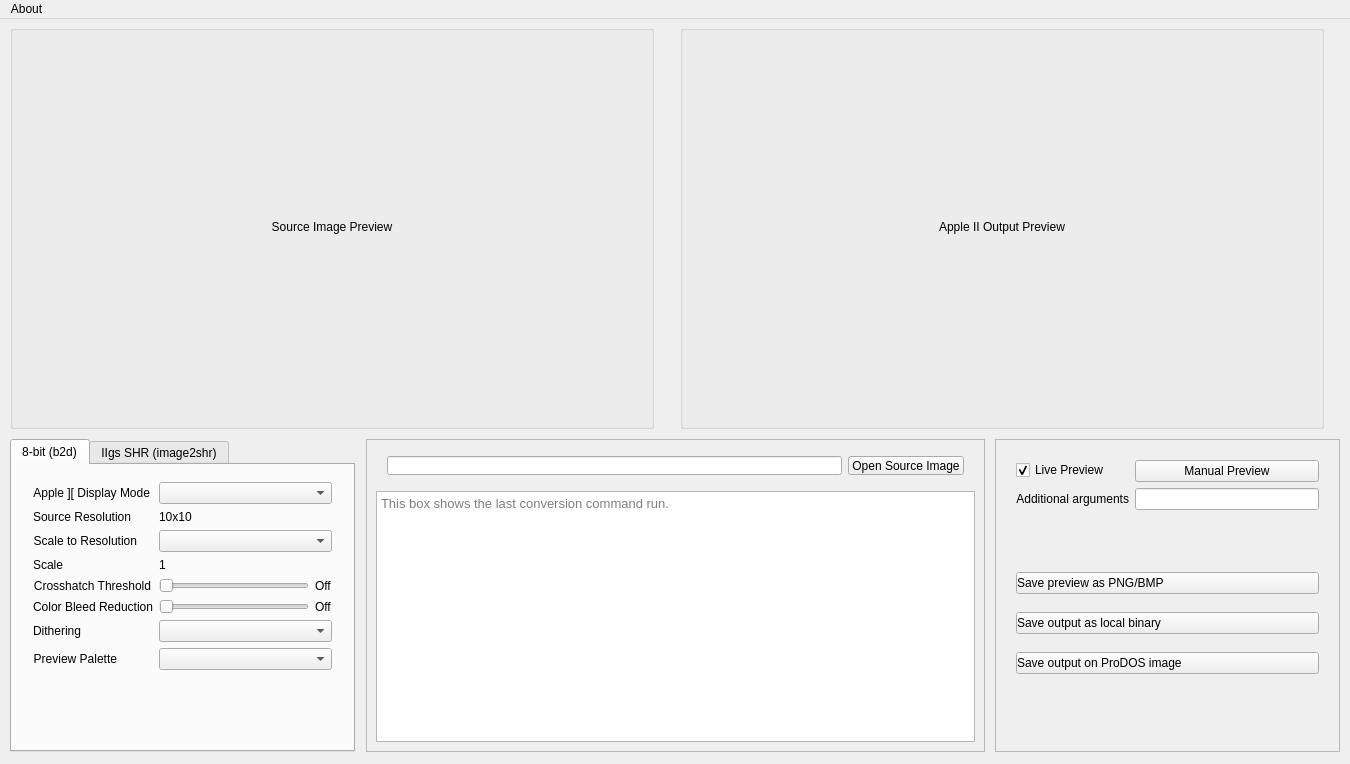
Before: the Qt Designer form buckshot/mainwindow.ui in digarok/buckshot, drawn with Qt 5.
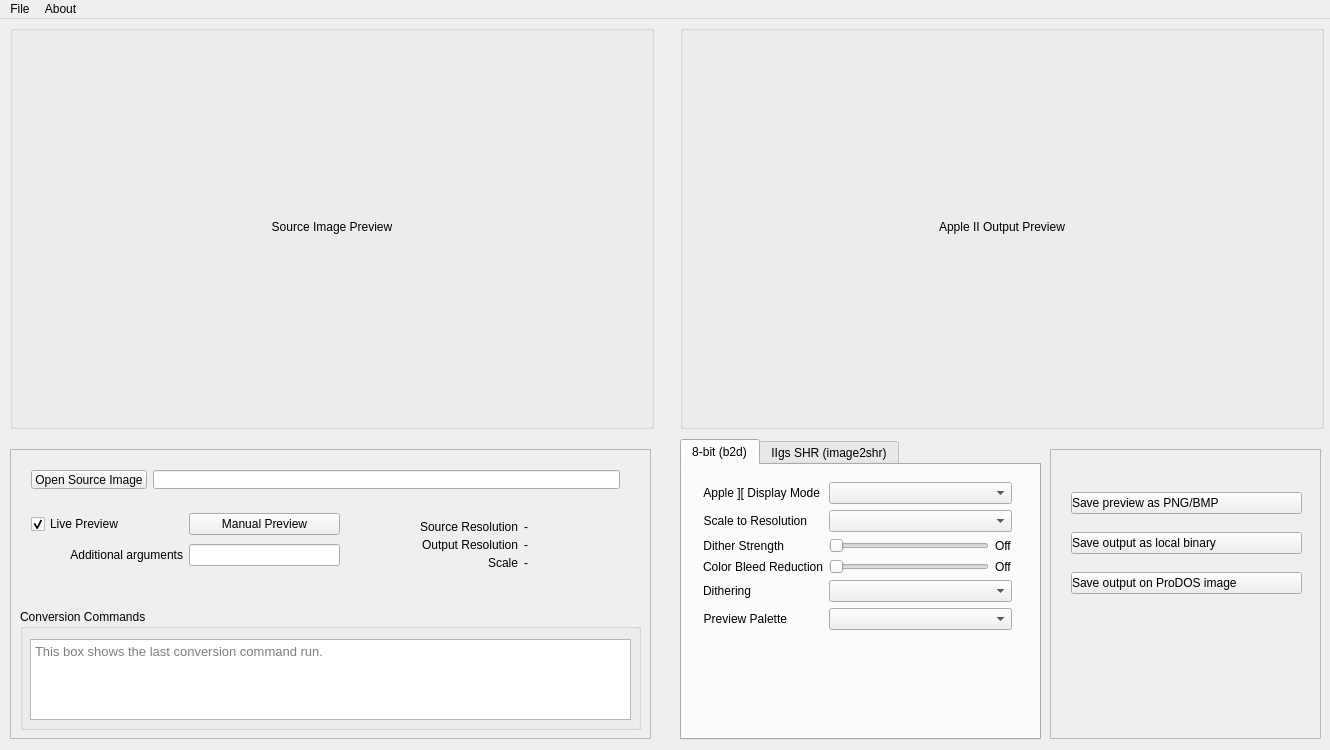
After: the same form once the commit is applied. The open tabs and pages were chosen to show the change. Icons and pictures are not drawn.

Commit message: UI scale and menu (#24)

Diff of the .ui file:
```diff
--- a/buckshot/mainwindow.ui
+++ b/buckshot/mainwindow.ui
@@ -6,8 +6,8 @@
    <rect>
     <x>0</x>
     <y>0</y>
-    <width>1350</width>
-    <height>764</height>
+    <width>1330</width>
+    <height>750</height>
    </rect>
   </property>
   <property name="sizePolicy">
@@ -18,14 +18,14 @@
   </property>
   <property name="minimumSize">
    <size>
-    <width>1350</width>
-    <height>764</height>
+    <width>1330</width>
+    <height>750</height>
    </size>
   </property>
   <property name="maximumSize">
    <size>
-    <width>1350</width>
-    <height>764</height>
+    <width>1330</width>
+    <height>750</height>
    </size>
   </property>
   <property name="windowTitle">
@@ -90,73 +90,13 @@
      </property>
     </widget>
    </widget>
-   <widget class="QFrame" name="frame_log">
-    <property name="geometry">
-     <rect>
-      <x>366</x>
-      <y>420</y>
-      <width>619</width>
-      <height>313</height>
-     </rect>
-    </property>
-    <property name="frameShape">
-     <enum>QFrame::StyledPanel</enum>
-    </property>
-    <property name="frameShadow">
-     <enum>QFrame::Raised</enum>
-    </property>
-    <widget class="QWidget" name="horizontalLayoutWidget">
-     <property name="geometry">
-      <rect>
-       <x>10</x>
-       <y>6</y>
-       <width>599</width>
-       <height>41</height>
-      </rect>
-     </property>
-     <layout class="QHBoxLayout" name="horizontalLayout">
-      <item>
-       <widget class="QLineEdit" name="lineEdit_sourceFilename">
-        <property name="readOnly">
-         <bool>true</bool>
-        </property>
-       </widget>
-      </item>
-      <item>
-       <widget class="QPushButton" name="pushButton_sourceFilename">
-        <property name="text">
-         <string>Open Source Image</string>
-        </property>
-       </widget>
-      </item>
-     </layout>
-    </widget>
-    <widget class="QPlainTextEdit" name="plainTextEdit_lastCmd">
-     <property name="geometry">
-      <rect>
-       <x>10</x>
-       <y>52</y>
-       <width>599</width>
-       <height>251</height>
-      </rect>
-     </property>
-     <property name="font">
-      <font>
-       <pointsize>10</pointsize>
-      </font>
-     </property>
-     <property name="placeholderText">
-      <string>This box shows the last conversion command run.</string>
-     </property>
-    </widget>
-   </widget>
    <widget class="QTabWidget" name="tabWidget_engine">
     <property name="geometry">
      <rect>
-      <x>10</x>
+      <x>680</x>
       <y>420</y>
-      <width>345</width>
-      <height>313</height>
+      <width>361</width>
+      <height>301</height>
      </rect>
     </property>
     <property name="currentIndex">
@@ -171,8 +111,8 @@
        <rect>
         <x>10</x>
         <y>6</y>
-        <width>321</width>
-        <height>270</height>
+        <width>331</width>
+        <height>231</height>
        </rect>
       </property>
       <layout class="QFormLayout" name="formLayout">
@@ -206,23 +146,6 @@
         </widget>
        </item>
        <item row="1" column="0">
-        <widget class="QLabel" name="label">
-         <property name="text">
-          <string>Source Resolution</string>
-         </property>
-         <property name="alignment">
-          <set>Qt::AlignmentFlag::AlignRight|Qt::AlignmentFlag::AlignTrailing|Qt::AlignmentFlag::AlignVCenter</set>
-         </property>
-        </widget>
-       </item>
-       <item row="1" column="1">
-        <widget class="QLabel" name="label_sourceResolution">
-         <property name="text">
-          <string>10x10</string>
-         </property>
-        </widget>
-       </item>
-       <item row="2" column="0">
         <widget class="QLabel" name="label_2">
          <property name="text">
           <string>Scale to Resolution</string>
@@ -232,37 +155,20 @@
          </property>
         </widget>
        </item>
-       <item row="2" column="1">
+       <item row="1" column="1">
         <widget class="QComboBox" name="comboBox_inputResolution"/>
        </item>
-       <item row="3" column="0">
-        <widget class="QLabel" name="label_3">
-         <property name="text">
-          <string>Scale</string>
-         </property>
-         <property name="alignment">
-          <set>Qt::AlignmentFlag::AlignRight|Qt::AlignmentFlag::AlignTrailing|Qt::AlignmentFlag::AlignVCenter</set>
-         </property>
-        </widget>
-       </item>
-       <item row="3" column="1">
-        <widget class="QLabel" name="label_scaleFactor">
-         <property name="text">
-          <string>1</string>
-         </property>
-        </widget>
-       </item>
-       <item row="4" column="0">
+       <item row="2" column="0">
         <widget class="QLabel" name="label_4">
          <property name="text">
-          <string>Crosshatch Threshold</string>
+          <string>Dither Strength</string>
          </property>
          <property name="alignment">
           <set>Qt::AlignmentFlag::AlignRight|Qt::AlignmentFlag::AlignTrailing|Qt::AlignmentFlag::AlignVCenter</set>
          </property>
         </widget>
        </item>
-       <item row="4" column="1">
+       <item row="2" column="1">
         <layout class="QHBoxLayout" name="horizontalLayout_10">
          <item>
           <widget class="QSlider" name="horizontalSlider_crossHatch">
@@ -283,7 +189,7 @@
          </item>
         </layout>
        </item>
-       <item row="5" column="0">
+       <item row="3" column="0">
         <widget class="QLabel" name="label_5">
          <property name="text">
           <string>Color Bleed Reduction</string>
@@ -293,7 +199,7 @@
          </property>
         </widget>
        </item>
-       <item row="5" column="1">
+       <item row="3" column="1">
         <layout class="QHBoxLayout" name="horizontalLayout_11">
          <item>
           <widget class="QSlider" name="horizontalSlider_colorBleed">
@@ -311,7 +217,7 @@
          </item>
         </layout>
        </item>
-       <item row="6" column="0">
+       <item row="4" column="0">
         <widget class="QLabel" name="label_8">
          <property name="text">
           <string>Dithering</string>
@@ -321,7 +227,7 @@
          </property>
         </widget>
        </item>
-       <item row="6" column="1">
+       <item row="4" column="1">
         <widget class="QComboBox" name="comboBox_dithering">
          <property name="sizePolicy">
           <sizepolicy hsizetype="Expanding" vsizetype="Fixed">
@@ -331,7 +237,7 @@
          </property>
         </widget>
        </item>
-       <item row="7" column="0">
+       <item row="5" column="0">
         <widget class="QLabel" name="label_9">
          <property name="text">
           <string>Preview Palette</string>
@@ -341,7 +247,7 @@
          </property>
         </widget>
        </item>
-       <item row="7" column="1">
+       <item row="5" column="1">
         <widget class="QComboBox" name="comboBox_previewPalette"/>
        </item>
       </layout>
@@ -507,10 +413,10 @@
    <widget class="QFrame" name="frame_2">
     <property name="geometry">
      <rect>
-      <x>995</x>
-      <y>420</y>
-      <width>345</width>
-      <height>313</height>
+      <x>1050</x>
+      <y>430</y>
+      <width>271</width>
+      <height>290</height>
      </rect>
     </property>
     <property name="frameShape">
@@ -519,67 +425,12 @@
     <property name="frameShadow">
      <enum>QFrame::Shadow::Raised</enum>
     </property>
-    <widget class="QWidget" name="formLayoutWidget_2">
-     <property name="geometry">
-      <rect>
-       <x>10</x>
-       <y>10</y>
-       <width>325</width>
-       <height>81</height>
-      </rect>
-     </property>
-     <layout class="QFormLayout" name="formLayout_2">
-      <item row="0" column="0">
-       <widget class="QCheckBox" name="checkBox_livePreview">
-        <property name="text">
-         <string>Live Preview</string>
-        </property>
-        <property name="checked">
-         <bool>true</bool>
-        </property>
-       </widget>
-      </item>
-      <item row="0" column="1">
-       <widget class="QPushButton" name="pushButton_preview">
-        <property name="sizePolicy">
-         <sizepolicy hsizetype="Preferred" vsizetype="Fixed">
-          <horstretch>0</horstretch>
-          <verstretch>0</verstretch>
-         </sizepolicy>
-        </property>
-        <property name="text">
-         <string>Manual Preview</string>
-        </property>
-       </widget>
-      </item>
-      <item row="1" column="0">
-       <widget class="QLabel" name="label_10">
-        <property name="text">
-         <string>Additional arguments</string>
-        </property>
-        <property name="alignment">
-         <set>Qt::AlignmentFlag::AlignRight|Qt::AlignmentFlag::AlignTrailing|Qt::AlignmentFlag::AlignVCenter</set>
-        </property>
-       </widget>
-      </item>
-      <item row="1" column="1">
-       <widget class="QLineEdit" name="lineEdit_addArgs">
-        <property name="sizePolicy">
-         <sizepolicy hsizetype="Preferred" vsizetype="Fixed">
-          <horstretch>0</horstretch>
-          <verstretch>0</verstretch>
-         </sizepolicy>
-        </property>
-       </widget>
-      </item>
-     </layout>
-    </widget>
     <widget class="QWidget" name="verticalLayoutWidget">
      <property name="geometry">
       <rect>
        <x>10</x>
-       <y>110</y>
-       <width>325</width>
+       <y>20</y>
+       <width>253</width>
        <height>148</height>
       </rect>
      </property>
@@ -656,6 +507,200 @@
      </layout>
     </widget>
    </widget>
+   <widget class="QFrame" name="frame_log">
+    <property name="geometry">
+     <rect>
+      <x>10</x>
+      <y>430</y>
+      <width>641</width>
+      <height>290</height>
+     </rect>
+    </property>
+    <property name="frameShape">
+     <enum>QFrame::Shape::StyledPanel</enum>
+    </property>
+    <property name="frameShadow">
+     <enum>QFrame::Shadow::Raised</enum>
+    </property>
+    <widget class="QWidget" name="horizontalLayoutWidget">
+     <property name="geometry">
+      <rect>
+       <x>10</x>
+       <y>10</y>
+       <width>611</width>
+       <height>41</height>
+      </rect>
+     </property>
+     <layout class="QHBoxLayout" name="horizontalLayout">
+      <item>
+       <widget class="QPushButton" name="pushButton_sourceFilename">
+        <property name="text">
+         <string>Open Source Image</string>
+        </property>
+       </widget>
+      </item>
+      <item>
+       <widget class="QLineEdit" name="lineEdit_sourceFilename">
+        <property name="readOnly">
+         <bool>true</bool>
+        </property>
+       </widget>
+      </item>
+     </layout>
+    </widget>
+    <widget class="QWidget" name="gridLayoutWidget">
+     <property name="geometry">
+      <rect>
+       <x>10</x>
+       <y>50</y>
+       <width>331</width>
+       <height>81</height>
+      </rect>
+     </property>
+     <layout class="QGridLayout" name="gridLayout">
+      <item row="0" column="0">
+       <widget class="QCheckBox" name="checkBox_livePreview">
+        <property name="text">
+         <string>Live Preview</string>
+        </property>
+        <property name="checked">
+         <bool>true</bool>
+        </property>
+       </widget>
+      </item>
+      <item row="0" column="1">
+       <widget class="QPushButton" name="pushButton_preview">
+        <property name="sizePolicy">
+         <sizepolicy hsizetype="Preferred" vsizetype="Fixed">
+          <horstretch>0</horstretch>
+          <verstretch>0</verstretch>
+         </sizepolicy>
+        </property>
+        <property name="text">
+         <string>Manual Preview</string>
+        </property>
+       </widget>
+      </item>
+      <item row="1" column="0">
+       <widget class="QLabel" name="label_10">
+        <property name="text">
+         <string>Additional arguments</string>
+        </property>
+        <property name="alignment">
+         <set>Qt::AlignmentFlag::AlignRight|Qt::AlignmentFlag::AlignTrailing|Qt::AlignmentFlag::AlignVCenter</set>
+        </property>
+       </widget>
+      </item>
+      <item row="1" column="1">
+       <widget class="QLineEdit" name="lineEdit_addArgs">
+        <property name="sizePolicy">
+         <sizepolicy hsizetype="Preferred" vsizetype="Fixed">
+          <horstretch>0</horstretch>
+          <verstretch>0</verstretch>
+         </sizepolicy>
+        </property>
+       </widget>
+      </item>
+     </layout>
+    </widget>
+    <widget class="QGroupBox" name="groupBox">
+     <property name="geometry">
+      <rect>
+       <x>10</x>
+       <y>160</y>
+       <width>621</width>
+       <height>121</height>
+      </rect>
+     </property>
+     <property name="title">
+      <string>Conversion Commands</string>
+     </property>
+     <widget class="QPlainTextEdit" name="plainTextEdit_lastCmd">
+      <property name="geometry">
+       <rect>
+        <x>10</x>
+        <y>30</y>
+        <width>601</width>
+        <height>81</height>
+       </rect>
+      </property>
+      <property name="font">
+       <font>
+        <pointsize>10</pointsize>
+       </font>
+      </property>
+      <property name="placeholderText">
+       <string>This box shows the last conversion command run.</string>
+      </property>
+     </widget>
+    </widget>
+    <widget class="QWidget" name="gridLayoutWidget_2">
+     <property name="geometry">
+      <rect>
+       <x>390</x>
+       <y>60</y>
+       <width>241</width>
+       <height>71</height>
+      </rect>
+     </property>
+     <layout class="QGridLayout" name="gridLayout_2">
+      <item row="0" column="1">
+       <widget class="QLabel" name="label_sourceResolution">
+        <property name="enabled">
+         <bool>true</bool>
+        </property>
+        <property name="text">
+         <string>-</string>
+        </property>
+       </widget>
+      </item>
+      <item row="0" column="0">
+       <widget class="QLabel" name="label">
+        <property name="text">
+         <string>Source Resolution</string>
+        </property>
+        <property name="alignment">
+         <set>Qt::AlignmentFlag::AlignRight|Qt::AlignmentFlag::AlignTrailing|Qt::AlignmentFlag::AlignVCenter</set>
+        </property>
+       </widget>
+      </item>
+      <item row="1" column="0">
+       <widget class="QLabel" name="label_4">
+        <property name="text">
+         <string>Output Resolution</string>
+        </property>
+        <property name="alignment">
+         <set>Qt::AlignmentFlag::AlignRight|Qt::AlignmentFlag::AlignTrailing|Qt::AlignmentFlag::AlignVCenter</set>
+        </property>
+       </widget>
+      </item>
+      <item row="1" column="1">
+       <widget class="QLabel" name="label_outputResolution">
+        <property name="text">
+         <string>-</string>
+        </property>
+       </widget>
+      </item>
+      <item row="2" column="0">
+       <widget class="QLabel" name="label_3">
+        <property name="text">
+         <string>Scale</string>
+        </property>
+        <property name="alignment">
+         <set>Qt::AlignmentFlag::AlignRight|Qt::AlignmentFlag::AlignTrailing|Qt::AlignmentFlag::AlignVCenter</set>
+        </property>
+       </widget>
+      </item>
+      <item row="2" column="1">
+       <widget class="QLabel" name="label_scaleFactor">
+        <property name="text">
+         <string>-</string>
+        </property>
+       </widget>
+      </item>
+     </layout>
+    </widget>
+   </widget>
    <zorder>frame_2</zorder>
    <zorder>tabWidget_engine</zorder>
    <zorder>groupBox_source</zorder>
@@ -667,16 +712,23 @@
     <rect>
      <x>0</x>
      <y>0</y>
-     <width>1350</width>
+     <width>1330</width>
      <height>24</height>
     </rect>
    </property>
+   <widget class="QMenu" name="menuFile">
+    <property name="title">
+     <string>File</string>
+    </property>
+    <addaction name="actionOpen_Source_Image"/>
+   </widget>
    <widget class="QMenu" name="menuAbout">
     <property name="title">
      <string>About</string>
     </property>
     <addaction name="actionWhat_is_this"/>
    </widget>
+   <addaction name="menuFile"/>
    <addaction name="menuAbout"/>
   </widget>
   <action name="actionWhat_is_this">
```
Left out of the diff: 40 changed lines with no effect on the pictures. The commit also changes 2 other files.
